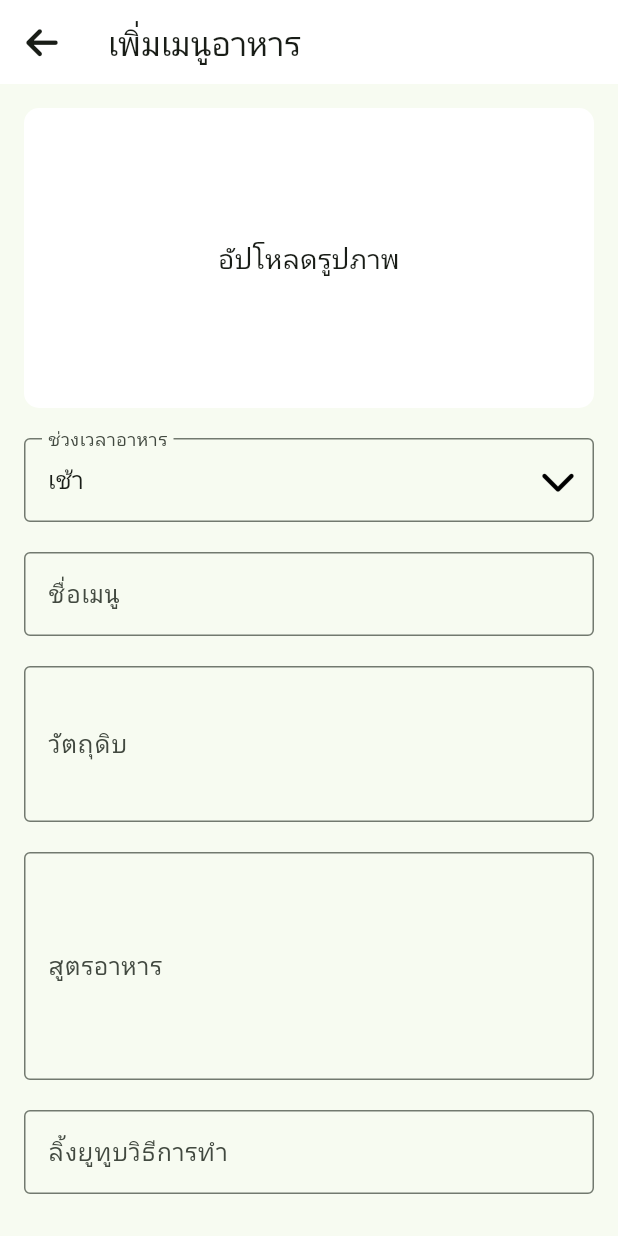
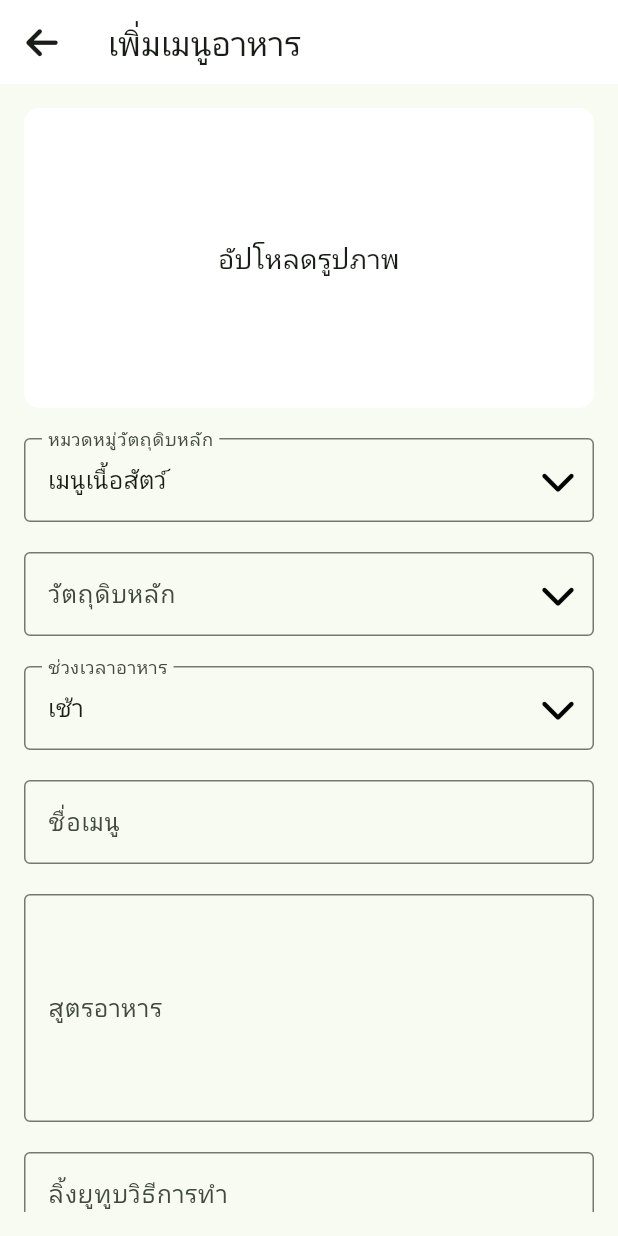
Before and after one commit to chno121203/make_food, a Flutter app: the AddPage screen opened directly, on a phone screen of 412 x 824 dp. Run offline on Flutter 3.47's test engine with Material 3 defaults, Android fonts, the phone set to English and light mode, and no system bars; our stand-ins replace cloud_firestore, firebase_auth, firebase_core, firebase_storage, font_awesome_flutter, google_fonts and 1 more; accounts and stored records are empty; Roboto replaces fonts that are missing (Kanit).

Commit message:
update admin add

```diff
--- a/lib/admin_edite/admin_add_menu.dart
+++ b/lib/admin_edite/admin_add_menu.dart
@@ -17,7 +17,9 @@ class _AddMenuPageState extends State<AddPage> {
   final GlobalKey<FormState> _formKey = GlobalKey<FormState>();
 
   String _menuName = '';
-  String _ingredients = '';
+  String _ingredientsCategory =
+      'เมนูเนื้อสัตว์'; // ค่าเริ่มต้นของหมวดหมู่วัตถุดิบหลัก
+  String _ingredient = ''; // วัตถุดิบหลัก
   String _recipe = '';
   String _meal = 'morningmeal'; // Default value for meal
   String _youtubeLink = '';
@@ -28,6 +30,14 @@ class _AddMenuPageState extends State<AddPage> {
   // URL ของภาพเริ่มต้น
   final String _defaultImageUrl =
       'https://images.ctfassets.net/kugm9fp9ib18/3aHPaEUU9HKYSVj1CTng58/d6750b97344c1dc31bdd09312d74ea5b/menu-default-image_220606_web.png';
+
+  // รายการหมวดหมู่วัตถุดิบหลัก
+  final Map<String, List<String>> _ingredientOptions = {
+    'เมนูเนื้อสัตว์': ['เนื้อวัว', 'เนื้อไก่', 'เนื้อแพะ', 'เนื้อแกะ'],
+    'เมนูอาหารทะเล': ['กุ้ง', 'หอย', 'ปู', 'ปลา', 'หมึก'],
+    'เมนูจากผัก': ['ผักเขียว', 'ผักดอก'],
+    'เมนูไข่': ['ไข่ไก่', 'ไข่เป็ด', 'ไข่เยี่ยวม้า'],
+  };
 
   // ฟังก์ชันในการอัพโหลดไฟล์ภาพ
   Future<String?> _uploadImage(File image) async {
@@ -54,7 +64,8 @@ class _AddMenuPageState extends State<AddPage> {
           'menuID${DateTime.now().millisecondsSinceEpoch}'; // สร้าง ID สำหรับเมนู
       await FirebaseFirestore.instance.collection('menus').doc(menuId).set({
         'menuName': _menuName,
-        'ingredients': _ingredients,
+        'ingredientsCategory': _ingredientsCategory,
+        'ingredient': _ingredient,
         'recipe': _recipe,
         'meal': _meal,
         'youtubeLink': _youtubeLink,
@@ -81,8 +92,7 @@ class _AddMenuPageState extends State<AddPage> {
         backgroundColor: const Color.fromARGB(255, 255, 255, 255),
         automaticallyImplyLeading: false, // ซ่อนลูกศรย้อนกลับอัตโนมัติ
         leading: IconButton(
-          icon: const FaIcon(
-              FontAwesomeIcons.arrowLeft), // ไอคอนจาก Awesome Icons
+          icon: const FaIcon(FontAwesomeIcons.arrowLeft),
           onPressed: () {
             Navigator.pop(context);
           },
@@ -116,6 +126,65 @@ class _AddMenuPageState extends State<AddPage> {
                             ),
                     ),
                   ),
+                ),
+                const SizedBox(height: 20),
+                // Dropdown สำหรับหมวดหมู่วัตถุดิบหลัก
+                DropdownButtonFormField<String>(
+                  value: _ingredientsCategory,
+                  decoration: const InputDecoration(
+                    labelText: 'หมวดหมู่วัตถุดิบหลัก',
+                    border: OutlineInputBorder(),
+                  ),
+                  icon: const FaIcon(
+                    FontAwesomeIcons.chevronDown,
+                    color: Colors.black,
+                  ),
+                  items: _ingredientOptions.keys.map((String category) {
+                    return DropdownMenuItem(
+                      value: category,
+                      child: Text(category),
+                    );
+                  }).toList(),
+                  onChanged: (value) {
+                    setState(() {
+                      _ingredientsCategory = value!;
+                      _ingredient = ''; // รีเซ็ตวัตถุดิบเมื่อเลือกหมวดหมู่ใหม่
+                    });
+                  },
+                ),
+                const SizedBox(height: 20),
+                // Dropdown สำหรับวัตถุดิบหลัก
+                DropdownButtonFormField<String>(
+                  value: _ingredient.isEmpty
+                      ? null
+                      : _ingredient, // ตั้งค่าเป็น null ถ้าไม่มีการเลือกวัตถุดิบ
+                  decoration: const InputDecoration(
+                    labelText: 'วัตถุดิบหลัก',
+                    border: OutlineInputBorder(),
+                  ),
+
+                  icon: const FaIcon(
+                    FontAwesomeIcons.chevronDown,
+                    color: Colors.black,
+                  ),
+                  items: (_ingredientOptions[_ingredientsCategory] ?? [])
+                      .map((String ingredient) {
+                    return DropdownMenuItem(
+                      value: ingredient,
+                      child: Text(ingredient),
+                    );
+                  }).toList(),
+                  onChanged: (value) {
+                    setState(() {
+                      _ingredient = value!;
+                    });
+                  },
+                  validator: (value) {
+                    if (value == null || value.isEmpty) {
+                      return 'กรุณาเลือกวัตถุดิบหลัก';
+                    }
+                    return null;
+                  },
                 ),
                 const SizedBox(height: 20),
                 DropdownButtonFormField<String>(
@@ -156,23 +225,6 @@ class _AddMenuPageState extends State<AddPage> {
                   },
                   onSaved: (value) {
                     _menuName = value!;
-                  },
-                ),
-                const SizedBox(height: 20),
-                TextFormField(
-                  decoration: const InputDecoration(
-                    labelText: 'วัตถุดิบ',
-                    border: OutlineInputBorder(),
-                  ),
-                  maxLines: 3,
-                  validator: (value) {
-                    if (value == null || value.isEmpty) {
-                      return 'กรุณากรอกวัตถุดิบ';
-                    }
-                    return null;
-                  },
-                  onSaved: (value) {
-                    _ingredients = value!;
                   },
                 ),
                 const SizedBox(height: 20),
@@ -220,22 +272,15 @@ class _AddMenuPageState extends State<AddPage> {
                   onPressed: () async {
                     if (_formKey.currentState!.validate()) {
                       _formKey.currentState!.save();
-                      String imageUrl;
+                      String imageUrl = _defaultImageUrl;
+
                       if (_imageFile != null) {
-                        final uploadedImageUrl =
-                            await _uploadImage(_imageFile!);
-                        if (uploadedImageUrl != null) {
-                          imageUrl = uploadedImageUrl;
-                        } else {
-                          ScaffoldMessenger.of(context).showSnackBar(
-                            const SnackBar(
-                                content: Text('Error uploading image')),
-                          );
-                          return;
+                        final uploadedUrl = await _uploadImage(_imageFile!);
+                        if (uploadedUrl != null) {
+                          imageUrl = uploadedUrl;
                         }
-                      } else {
-                        imageUrl = _defaultImageUrl;
                       }
+
                       await _saveMenuData(imageUrl);
                     }
                   },
@@ -256,12 +301,12 @@ class _AddMenuPageState extends State<AddPage> {
     );
   }
 
+  // ฟังก์ชันในการเลือกรูปภาพจากแกลเลอรี
   Future<void> _pickImage() async {
-    final pickedFile = await _picker.pickImage(
-        source: ImageSource.gallery); // เลือกภาพจากแกลเลอรี
+    final pickedFile = await _picker.pickImage(source: ImageSource.gallery);
     if (pickedFile != null) {
       setState(() {
-        _imageFile = File(pickedFile.path); // เก็บไฟล์ภาพ
+        _imageFile = File(pickedFile.path);
       });
     }
   }
```
